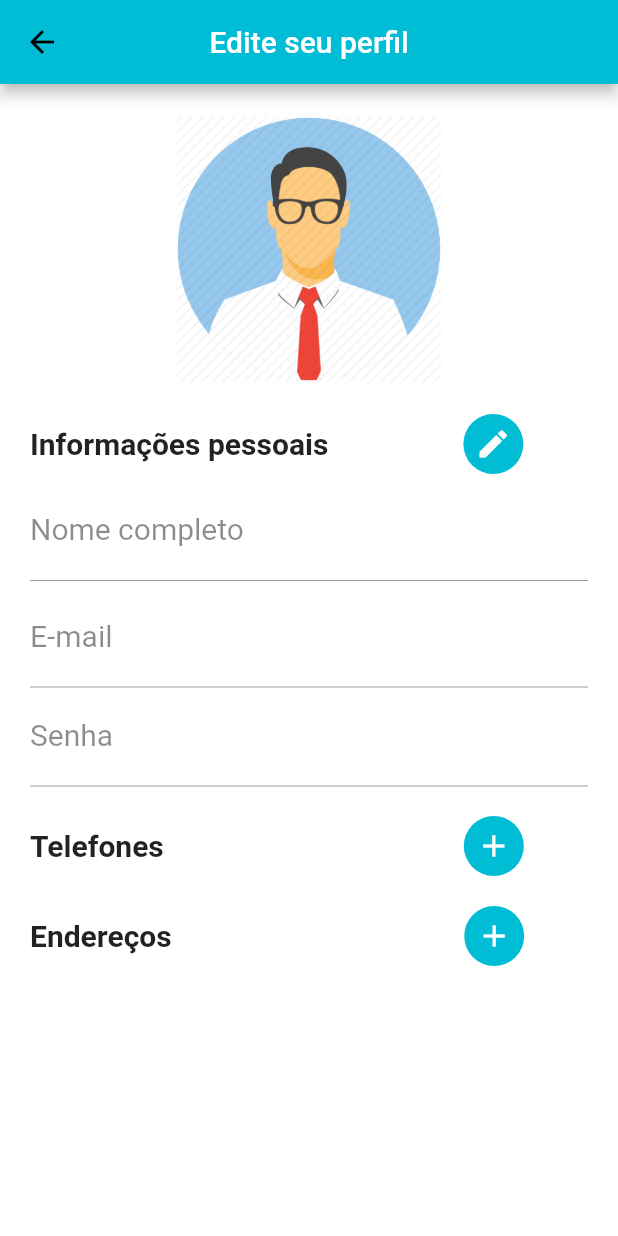
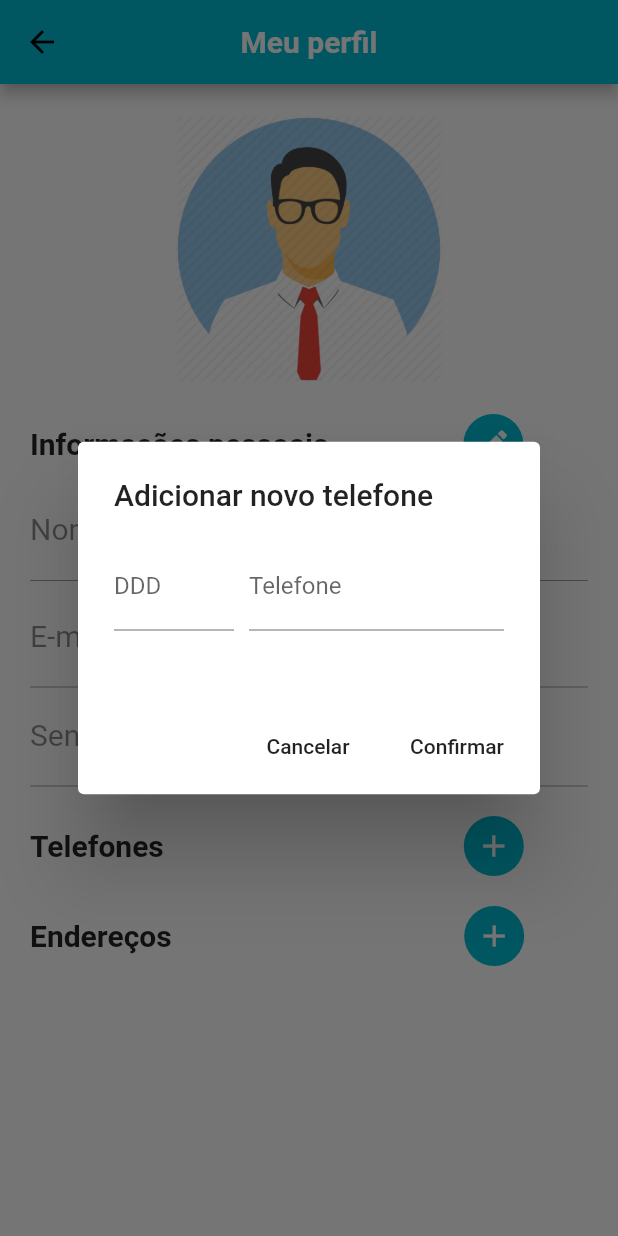
Before and after one commit to LFMP/MiAudota, a Flutter app: the ProfilePage screen opened directly, after a tap on the "add" icon, on a phone screen of 412 x 824 dp. Run offline on Flutter 3.47's test engine with Material 2 defaults, Android fonts, the phone set to English and light mode, and no system bars; our stand-ins replace bloc, equatable, flushbar, flutter_bloc, flutter_secure_storage; accounts and stored records are empty.

Commit message:
adicionado pop up de contato

```diff
--- a/miaudota_app/lib/pages/profile_page.dart
+++ b/miaudota_app/lib/pages/profile_page.dart
@@ -7,16 +7,71 @@ class ProfilePage extends StatefulWidget {
 }
 
 class _ProfilePageState extends State<ProfilePage> {
-  bool status = false;
+  bool _status = false;
+
+  Future<void> _inputTelefone(BuildContext context) async {
+    showDialog<void>(
+      context: context,
+      builder: (BuildContext context) {
+        return AlertDialog(
+          title: const Text('Adicionar novo telefone'),
+          content: Row(
+            children: <Widget>[
+              SizedBox(
+                height: 80,
+                width: 80,
+                child: TextField(
+                  keyboardType: TextInputType.phone,
+                  decoration: InputDecoration(
+                    labelText: 'DDD',
+                    hintText: 'ex. 44',
+                  ),
+                ),
+              ),
+              const SizedBox(
+                width: 10,
+              ),
+              SizedBox(
+                height: 80,
+                width: 170,
+                child: TextField(
+                  keyboardType: TextInputType.phone,
+                  decoration: InputDecoration(
+                    labelText: 'Telefone',
+                    hintText: 'ex. 999876543',
+                  ),
+                ),
+              ),
+            ],
+          ),
+          actions: <Widget>[
+            FlatButton(
+              child: const Text('Cancelar'),
+              onPressed: () {
+                Navigator.of(context).pop();
+              },
+            ),
+            FlatButton(
+              child: const Text('Confirmar'),
+              onPressed: () {
+                Navigator.of(context).pop();
+              },
+            ),
+          ],
+        );
+      },
+    );
+  }
 
   @override
   Widget build(BuildContext context) {
     return Scaffold(
       appBar: AppBar(
         title: const Text(
-            'Edite seu perfil',
+          'Meu perfil',
           style: TextStyle(
             color: AppStyle.colorWhite,
+            fontWeight: FontWeight.bold,
           ),
         ),
         centerTitle: true,
@@ -25,7 +80,8 @@ class _ProfilePageState extends State<ProfilePage> {
         leading: IconButton(
           icon: Icon(Icons.arrow_back),
           onPressed: () => Navigator.pop(context, true),
-          )),
+        ),
+      ),
       body: Container(
         color: AppStyle.colorWhite,
         padding: const EdgeInsets.only(top: 20.0, left: 20, right: 20),
@@ -68,7 +124,9 @@ class _ProfilePageState extends State<ProfilePage> {
                           Icons.edit,
                           color: AppStyle.colorWhite,
                         ),
-                        onTap: () => status = !status,
+                        onTap: () => setState(() {
+                          _status = !_status;
+                        }),
                       ),
                     ),
                   ],
@@ -79,7 +137,7 @@ class _ProfilePageState extends State<ProfilePage> {
               height: 5,
             ),
             TextFormField(
-              enabled: status,
+              enabled: _status,
               keyboardType: TextInputType.text,
               decoration: InputDecoration(
                 labelText: 'Nome completo',
@@ -98,7 +156,7 @@ class _ProfilePageState extends State<ProfilePage> {
               height: 5,
             ),
             TextFormField(
-              enabled: status,
+              enabled: _status,
               keyboardType: TextInputType.emailAddress,
               decoration: InputDecoration(
                 labelText: 'E-mail',
@@ -114,7 +172,7 @@ class _ProfilePageState extends State<ProfilePage> {
               ),
             ),
             TextFormField(
-              enabled: status,
+              enabled: _status,
               obscureText: true,
               keyboardType: TextInputType.text,
               decoration: InputDecoration(
@@ -155,7 +213,7 @@ class _ProfilePageState extends State<ProfilePage> {
                           Icons.add,
                           color: AppStyle.colorWhite,
                         ),
-                        onTap: () => status = !status,
+                        onTap: () => _inputTelefone(context),
                       ),
                     ),
                   ],
@@ -187,7 +245,9 @@ class _ProfilePageState extends State<ProfilePage> {
                           Icons.add,
                           color: AppStyle.colorWhite,
                         ),
-                        onTap: () => status = !status,
+                        onTap: () => setState(() {
+                          _status = !_status;
+                        }),
                       ),
                     ),
                   ],
--- a/miaudota_app/lib/repositories/repository.dart
+++ b/miaudota_app/lib/repositories/repository.dart
@@ -1,5 +1,5 @@
 class Repository {
-  static const API_URL = 'http://192.168.12.1:3000/api';
+  static const API_URL = 'http://192.168.0.105:3000/api';
   static const API_NORMAIS = '$API_URL/Normais';
   static const API_ENTIDADES = '$API_URL/Entidades';
   static const API_USUARIOS = '$API_URL/Usuarios';
```
Lines whose indentation alone changed are shown as unchanged.
